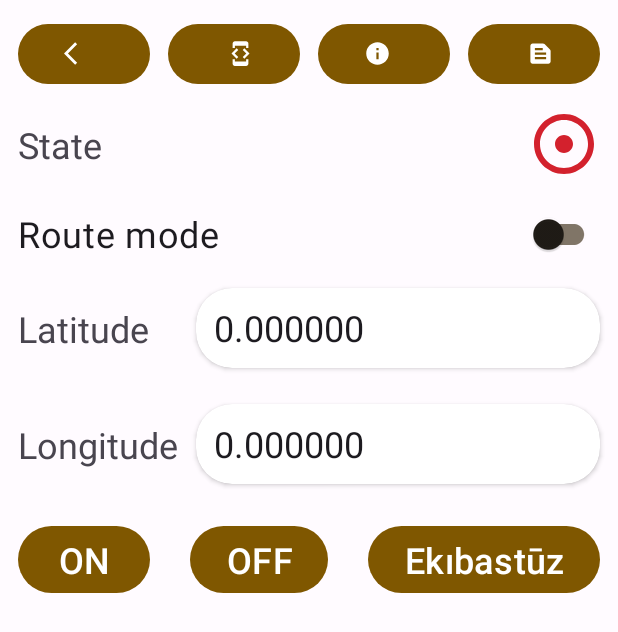
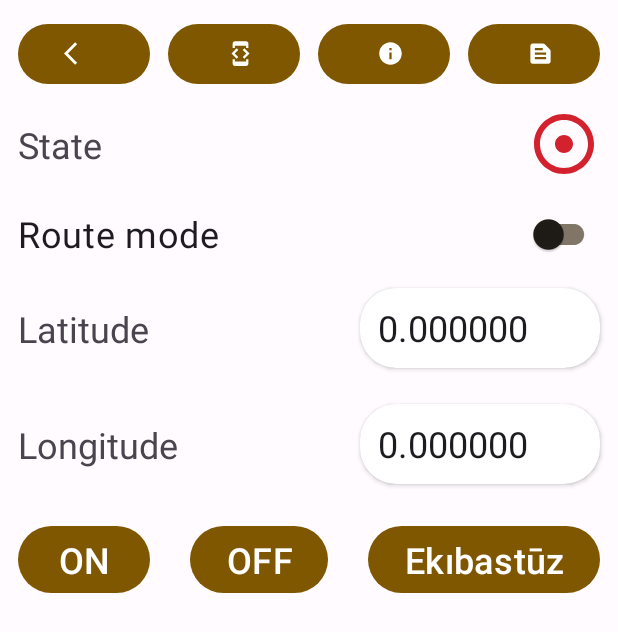
Before and after one commit to saw47/simplemock, an Android app: the screen it shows after launch (MainActivity), on a phone screen of 412 x 824 dp. Shown: the top 632 px of the screen. Run offline under Robolectric (Android 15) with nearby library versions, the phone set to English and light mode, and no system bars; 3 statements that could not run were skipped.

Commit message:
change editable field size

```diff
--- a/app/src/main/res/layout/activity_main.xml
+++ b/app/src/main/res/layout/activity_main.xml
@@ -51,7 +51,7 @@
                 android:layout_margin="12dp"
                 tools:ignore="RtlSymmetry"
                 app:icon="@drawable/baseline_info_48"
-                app:iconGravity="textStart"
+                app:iconGravity="textEnd"
                 >
             </com.google.android.material.button.MaterialButton>
 
@@ -93,7 +93,7 @@
                 android:layout_margin="12dp"
                 >
             </TextView>
-            <ImageButton
+            <ImageView
                 android:id="@+id/semaphore"
                 android:layout_width="wrap_content"
                 android:layout_height="wrap_content"
@@ -103,8 +103,8 @@
                 android:layout_margin="12dp"
                 tools:ignore="RtlSymmetry"
                 android:background="@android:color/transparent"
-                >
-            </ImageButton>
+                android:contentDescription="@string/semaphore">
+            </ImageView>
             <com.google.android.material.switchmaterial.SwitchMaterial
                 android:id="@+id/switch_mode"
                 android:layout_width="0dp"
@@ -124,7 +124,7 @@
                 android:layout_width="match_parent"
                 android:layout_height="wrap_content"
                 app:layout_constraintTop_toBottomOf="@id/switch_mode"
-                tools:visibility="gone"
+                tools:visibility="visible"
                 >
                 <TextView
                     android:id="@+id/lat_name"
@@ -140,20 +140,19 @@
                 </TextView>
                 <androidx.cardview.widget.CardView
                     android:id="@+id/lat_input_cv"
-                    android:layout_width="0dp"
+                    android:layout_width="wrap_content"
                     android:layout_height="wrap_content"
                     app:layout_constraintTop_toTopOf="parent"
                     app:layout_constraintBottom_toTopOf="@+id/lon_inp_cv"
                     app:layout_constraintEnd_toEndOf="parent"
-                    app:layout_constraintStart_toEndOf="@id/lon_name"
-
                     app:cardCornerRadius="24dp"
                     android:layout_margin="12dp"
                     >
                     <EditText
                         android:id="@+id/latInput"
-                        android:layout_width="match_parent"
+                        android:layout_width="wrap_content"
                         android:layout_height="wrap_content"
+                        android:minWidth="160dp"
                         android:textSize="24sp"
                         android:singleLine="true"
                         android:maxLength="10"
@@ -179,9 +178,8 @@
                 </TextView>
                 <androidx.cardview.widget.CardView
                     android:id="@+id/lon_inp_cv"
-                    android:layout_width="0dp"
+                    android:layout_width="wrap_content"
                     android:layout_height="wrap_content"
-                    app:layout_constraintStart_toEndOf="@id/lon_name"
                     app:layout_constraintEnd_toEndOf="parent"
                     app:layout_constraintTop_toBottomOf="@id/lat_input_cv"
                     app:layout_constraintBottom_toBottomOf="@id/button_barrier"
@@ -190,8 +188,9 @@
                     >
                     <EditText
                         android:id="@+id/lon_input"
-                        android:layout_width="match_parent"
+                        android:layout_width="wrap_content"
                         android:layout_height="wrap_content"
+                        android:minWidth="160dp"
                         android:textSize="24sp"
                         android:singleLine="true"
                         android:maxLength="10"
@@ -250,8 +249,8 @@
                 android:layout_width="match_parent"
                 android:layout_height="wrap_content"
                 app:layout_constraintTop_toBottomOf="@id/switch_mode"
-                android:visibility="gone"
-                tools:visibility="visible"
+                android:visibility="visible"
+                tools:visibility="gone"
                 >
                 <TextView
                     android:id="@+id/speedText"
@@ -272,14 +271,14 @@
                     app:layout_constraintTop_toTopOf="parent"
                     app:layout_constraintBottom_toTopOf="@id/route_button_barrier"
                     app:layout_constraintEnd_toEndOf="parent"
-                    app:layout_constraintStart_toEndOf="@id/speedText"
                     app:cardCornerRadius="24dp"
                     android:layout_margin="12dp"
                     >
                     <EditText
                         android:id="@+id/speedInput"
-                        android:layout_width="match_parent"
+                        android:layout_width="wrap_content"
                         android:layout_height="wrap_content"
+                        android:minWidth="128dp"
                         android:textSize="24sp"
                         android:singleLine="true"
                         android:maxLength="3"
@@ -298,7 +297,7 @@
                     app:constraint_referenced_ids="speedText, speed_input_cv"
                     >
                 </androidx.constraintlayout.widget.Barrier>
-                <Button
+                <com.google.android.material.button.MaterialButton
                     android:id="@+id/onRouteButton"
                     android:layout_width="wrap_content"
                     android:layout_height="wrap_content"
@@ -308,8 +307,8 @@
                     android:textSize="24sp"
                     android:layout_margin="12dp"
                     >
-                </Button>
-                <Button
+                </com.google.android.material.button.MaterialButton>
+                <com.google.android.material.button.MaterialButton
                     android:id="@+id/offRouteButton"
                     android:layout_width="wrap_content"
                     android:layout_height="wrap_content"
@@ -320,8 +319,8 @@
                     android:textSize="24sp"
                     android:layout_margin="12dp"
                     >
-                </Button>
-                <Button
+                </com.google.android.material.button.MaterialButton>
+                <com.google.android.material.button.MaterialButton
                     android:id="@+id/pickRouteButton"
                     android:layout_width="wrap_content"
                     android:layout_height="wrap_content"
@@ -331,8 +330,7 @@
                     android:textSize="24sp"
                     android:layout_margin="12dp"
                     >
-                </Button>
-
+                </com.google.android.material.button.MaterialButton>
                 <androidx.constraintlayout.widget.Barrier
                     android:id="@+id/picker_result_barrier"
                     android:layout_width="0dp"
--- a/app/src/main/res/values/strings.xml
+++ b/app/src/main/res/values/strings.xml
@@ -23,4 +23,5 @@
     <string name="pick">Pick track</string>
     <string name="route">Route mode</string>
     <string name="state">State</string>
+    <string name="semaphore">Semaphore</string>
 </resources>
```
